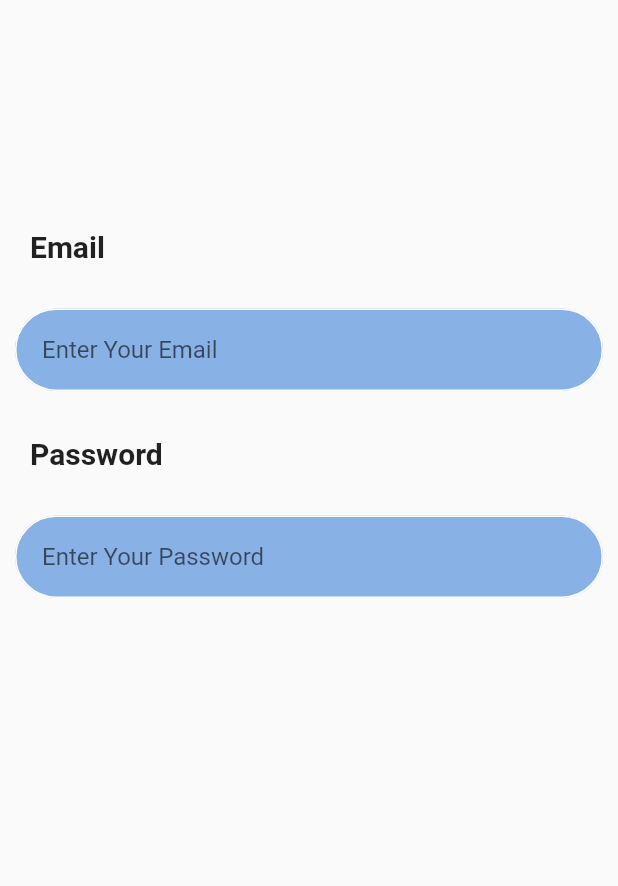
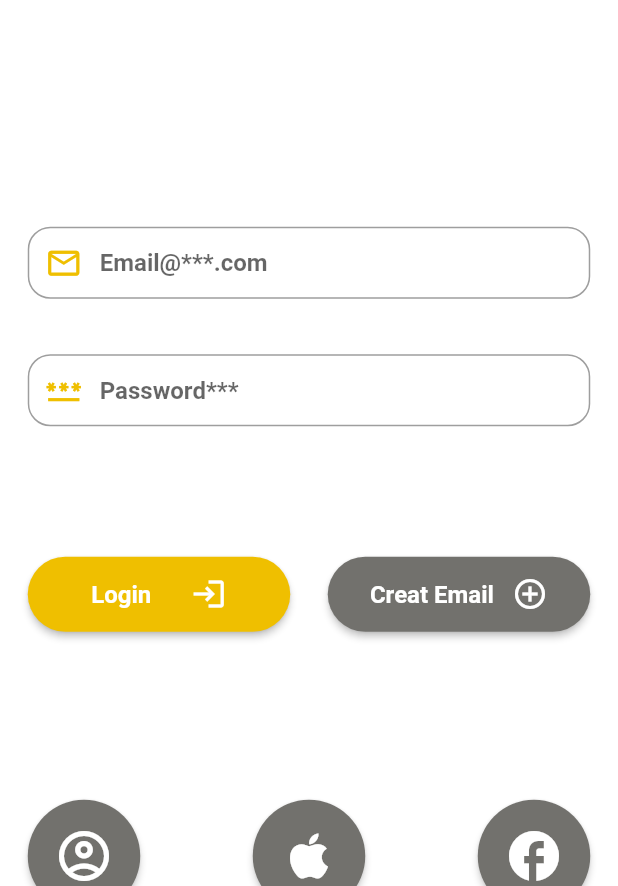
Before and after one commit to Mahmoud-3lsaramegy/firebase, a Flutter app: the screen it shows after launch, on a phone screen of 412 x 824 dp, the part 350-1236 px from its top. Run offline on Flutter 3.47's test engine with Material 2 defaults, Android fonts, the phone set to English and light mode, and no system bars; Roboto replaces fonts that are missing (Cairo).

Commit message:
add button&textfiled____class

```diff
--- a/lib/auth/signin.dart
+++ b/lib/auth/signin.dart
@@ -1,7 +1,8 @@
+import 'package:firebace/mymatirel/buttons.dart';
 import 'package:flutter/material.dart';
 
-class sign extends StatelessWidget {
-  const sign({super.key});
+class Sign extends StatelessWidget {
+  const Sign({super.key});
 
   @override
   Widget build(BuildContext context) {
@@ -9,6 +10,7 @@ class sign extends StatelessWidget {
       width: double.infinity,
       height: double.infinity,
       child: Scaffold(
+        backgroundColor: Colors.white,
         body: SingleChildScrollView(
           child: Column(
               mainAxisAlignment: MainAxisAlignment.spaceEvenly,
@@ -43,94 +45,197 @@ class sign extends StatelessWidget {
                    * input filed
                    * users value
                    */
+
+//Email input
                 Container(
-                  alignment: Alignment.centerLeft,
-                  margin: EdgeInsets.all(20),
-                  child: const Text(
-                    "Email",
+                  margin: const EdgeInsets.all(18.5),
+                  child: TextFormField(
+                      maxLines: 1,
+                      //cursorHeight: 100,
+                      decoration: InputDecoration(
+                          focusColor: Color(0xffEFBF00),
+                          contentPadding: const EdgeInsets.all(8.0),
+                          prefixIcon: const Icon(
+                            Icons.email_outlined,
+                            color: Color(0xffEFBF00),
+                            size: 25,
+                          ),
+                          hintText: "Email@***.com",
+                          hintStyle: const TextStyle(
+                            fontSize: 16,
+                            fontWeight: FontWeight.bold,
+                            fontFamily: 'Cairo',
+                          ),
+                          border: OutlineInputBorder(
+                            borderRadius: BorderRadius.circular(15),
+                            borderSide: const BorderSide(
+                              color: Color(0xff707070),
+                              width: 3,
+                            ),
+                          ),
+                          focusedBorder: OutlineInputBorder(
+                            borderRadius: BorderRadius.circular(15),
+                            borderSide: const BorderSide(
+                              color: Color(0xffEFBF00),
+                              width: 3,
+                            ),
+                          ))),
+                ),
+
+// password
+
+//password input
+                Container(
+                  margin: const EdgeInsets.all(18.5),
+                  child: TextFormField(
+                      maxLines: 1,
+                      //cursorHeight: 100,
+                      obscureText: true,
+                      obscuringCharacter: "*",
+                      decoration: InputDecoration(
+                          focusColor: Color(0xffEFBF00),
+                          contentPadding: const EdgeInsets.all(8.0),
+                          prefixIcon: const Icon(
+                            Icons.password_outlined,
+                            color: Color(0xffEFBF00),
+                            size: 25,
+                          ),
+                          hintText: "Password***",
+                          hintStyle: const TextStyle(
+                            fontSize: 16,
+                            fontWeight: FontWeight.bold,
+                            fontFamily: 'Cairo',
+                          ),
+                          border: OutlineInputBorder(
+                            borderRadius: BorderRadius.circular(15),
+                            borderSide: const BorderSide(
+                              color: Color(0xff707070),
+                              width: 3,
+                            ),
+                          ),
+                          focusedBorder: OutlineInputBorder(
+                            borderRadius: BorderRadius.circular(15),
+                            borderSide: const BorderSide(
+                              color: Color(0xffEFBF00),
+                              width: 3,
+                            ),
+                          ))),
+                ),
+
+                ///Buttons To auth function
+                Column(
+                  mainAxisAlignment: MainAxisAlignment.spaceEvenly,
+                  children: [
+                    const SizedBox(
+                      width: double.infinity,
+                      height: 50,
+                    ),
+                    Container(
+                      margin: const EdgeInsets.all(18.5),
+                      child: Row(
+                        mainAxisAlignment: MainAxisAlignment.spaceBetween,
+                        crossAxisAlignment: CrossAxisAlignment.center,
+                        children: [
+                          Buttonsaramegy_text(
+                              const Color(0xffEFBF00),
+                              175,
+                              50,
+                              const Row(
+                                mainAxisAlignment:
+                                    MainAxisAlignment.spaceEvenly,
+                                children: [
+                                  Text(
+                                    "Login",
                                     style: TextStyle(
-                      fontSize: 20,
+                                      fontSize: 16,
                                       fontWeight: FontWeight.bold,
                                       fontFamily: 'Cairo',
                                     ),
                                   ),
+                                  Icon(Icons.login_outlined)
+                                ],
                               ),
-//Email input
-                Container(
-                  margin: const EdgeInsets.all(10.0),
-                  child: TextFormField(
-                    decoration: InputDecoration(
-                      contentPadding: const EdgeInsets.all(18.0),
-                      filled: true,
-                      focusColor: const Color(0xffEFBF00),
-                      hoverColor: const Color(0xffEFBF00),
-                      fillColor: Color.fromARGB(255, 136, 177, 230),
-                      hintText: "Enter Your Email ",
-                      border: OutlineInputBorder(
-                        borderRadius: BorderRadius.circular(50),
-                        borderSide: const BorderSide(
-                            color: Color.fromARGB(255, 255, 255, 255)),
-                      ),
-                      enabledBorder: OutlineInputBorder(
-                        borderRadius: BorderRadius.circular(50),
-                        borderSide: const BorderSide(
-                            color: Color.fromARGB(255, 255, 255, 255)),
-                      ),
-                      focusedBorder: OutlineInputBorder(
-                        borderRadius: BorderRadius.circular(50),
-                        borderSide: const BorderSide(
-                          color: Color(0xffEFBF00),
-                          width: 3,
-                        ),
-                      ),
-                    ),
-                  ),
-                ),
-                // password
-                Container(
-                  alignment: Alignment.centerLeft,
-                  margin: EdgeInsets.all(20),
-                  child: const Text(
-                    "Password",
+                              () {},
+                              25),
+                          Buttonsaramegy_text(
+                              const Color(0xff72716D),
+                              175,
+                              50,
+                              const Row(
+                                mainAxisAlignment:
+                                    MainAxisAlignment.spaceEvenly,
+                                children: [
+                                  Text(
+                                    "Creat Email",
                                     style: TextStyle(
-                      fontSize: 20,
+                                      fontSize: 16,
                                       fontWeight: FontWeight.bold,
                                       fontFamily: 'Cairo',
                                     ),
                                   ),
+                                  Icon(Icons.add_circle_outline)
+                                ],
                               ),
-//password input
-                Container(
-                  margin: const EdgeInsets.all(10.00),
-                  child: TextFormField(
-                    obscureText: true,
-                    decoration: InputDecoration(
-                      contentPadding: const EdgeInsets.all(18.0),
-                      focusColor: const Color(0xffEFBF00),
-                      hoverColor: const Color(0xffEFBF00),
-                      filled: true,
-                      fillColor: Color.fromARGB(255, 136, 177, 230),
-                      hintText: "Enter Your Password ",
-                      border: OutlineInputBorder(
-                        borderRadius: BorderRadius.circular(50),
-                        borderSide: const BorderSide(
-                            color: Color.fromARGB(255, 255, 255, 255)),
-                      ),
-                      focusedBorder: OutlineInputBorder(
-                        borderRadius: BorderRadius.circular(50),
-                        borderSide: const BorderSide(
-                          color: Color(0xffEFBF00),
-                          width: 3,
+                              () {},
+                              25),
+                        ],
                       ),
                     ),
-                      enabledBorder: OutlineInputBorder(
-                        borderRadius: BorderRadius.circular(50),
-                        borderSide: const BorderSide(
-                            color: Color.fromARGB(255, 255, 255, 255)),
+                    /////social auth button
+                    const SizedBox(
+                      width: double.infinity,
+                      height: 75,
+                    ),
+                    Container(
+                      margin: const EdgeInsets.all(18.5),
+                      child: Row(
+                          mainAxisAlignment: MainAxisAlignment.spaceBetween,
+                          children: [
+                            Buttonsaramegy_text(
+                                const Color(0xff72716D),
+                                75,
+                                75,
+                                const Icon(Icons.account_circle_outlined,
+                                    size: 40, color: Colors.white),
+                                () {},
+                                50),
+                            Buttonsaramegy_text(
+                                const Color(0xff72716D),
+                                75,
+                                75,
+                                const Icon(Icons.apple_outlined,
+                                    size: 40, color: Colors.white),
+                                () {},
+                                50),
+                            Buttonsaramegy_text(
+                                const Color(0xff72716D),
+                                75,
+                                75,
+                                const Icon(
+                                  Icons.facebook_outlined,
+                                  size: 40,
+                                  color: Colors.white,
+                                ),
+                                () {},
+                                50)
+                          ]),
+                    )
+                  ],
+                ),
+
+                /* Container(
+                  margin: const EdgeInsets.all(25.0),
+                  child: const Center(
+                    child: Text(
+                      "Socail Auth",
+                      style: TextStyle(
+                        fontSize: 25,
+                        fontWeight: FontWeight.normal,
+                        fontFamily: 'Cairo',
                       ),
                     ),
                   ),
-                ),
+                ),*/
               ]),
         ),
       ),
--- a/lib/main.dart
+++ b/lib/main.dart
@@ -17,7 +17,7 @@ class _MyAppState extends State<MyApp> {
   Widget build(BuildContext context) {
     return MaterialApp(
       debugShowCheckedModeBanner: false,
-      home: const sign(),
+      home: const Sign(),
       theme: ThemeData(
         fontFamily: "Cairo",
       ),
--- /dev/null
+++ b/lib/mymatirel/buttons.dart
@@ -0,0 +1,29 @@
+import 'package:flutter/material.dart';
+
+class Buttonsaramegy_text extends StatelessWidget {
+  Color color_button;
+  double width, height, round;
+  Widget titel;
+
+  var Button;
+  Buttonsaramegy_text(this.color_button, this.width, this.height, this.titel,
+      this.Button(), this.round,
+      {super.key});
+  @override
+  Widget build(BuildContext context) {
+    return ElevatedButton(
+      onPressed: () {
+        Button();
+      },
+      style: ButtonStyle(
+        shape: MaterialStateProperty.all<RoundedRectangleBorder>(
+            RoundedRectangleBorder(
+          borderRadius: BorderRadius.circular(round),
+        )),
+        backgroundColor: MaterialStateProperty.all(color_button),
+        fixedSize: MaterialStateProperty.all(Size(width, height)),
+      ),
+      child: titel,
+    );
+  }
+}
--- /dev/null
+++ b/lib/mymatirel/textfiled.dart
@@ -0,0 +1,42 @@
+import 'package:flutter/material.dart';
+
+class input extends StatelessWidget {
+  input(this.hint, this.prefix, this.scure, this.charscure, {super.key});
+  bool scure = false;
+  String charscure = "*";
+  String hint;
+  Icon prefix;
+
+  @override
+  Widget build(BuildContext context) {
+    return TextFormField(
+        maxLines: 1,
+        //cursorHeight: 100,
+        obscureText: scure,
+        obscuringCharacter: charscure,
+        decoration: InputDecoration(
+            focusColor: Color(0xffEFBF00),
+            contentPadding: const EdgeInsets.all(8.0),
+            prefixIcon: prefix,
+            hintText: hint,
+            hintStyle: const TextStyle(
+              fontSize: 16,
+              fontWeight: FontWeight.bold,
+              fontFamily: 'Cairo',
+            ),
+            border: OutlineInputBorder(
+              borderRadius: BorderRadius.circular(15),
+              borderSide: const BorderSide(
+                color: Color(0xff707070),
+                width: 3,
+              ),
+            ),
+            focusedBorder: OutlineInputBorder(
+              borderRadius: BorderRadius.circular(15),
+              borderSide: const BorderSide(
+                color: Color(0xffEFBF00),
+                width: 3,
+              ),
+            )));
+  }
+}
```
Lines whose indentation alone changed are shown as unchanged.
